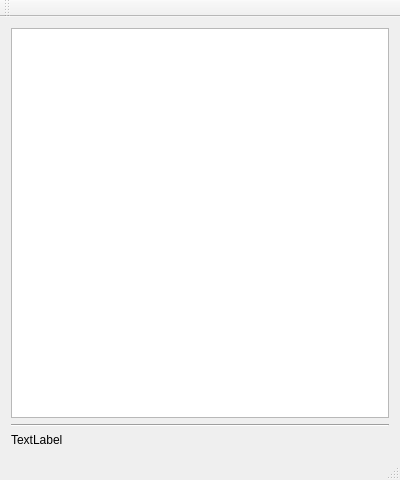
First picture: the form in mainwindow.ui, repository Praksitel/esu, before the edit.
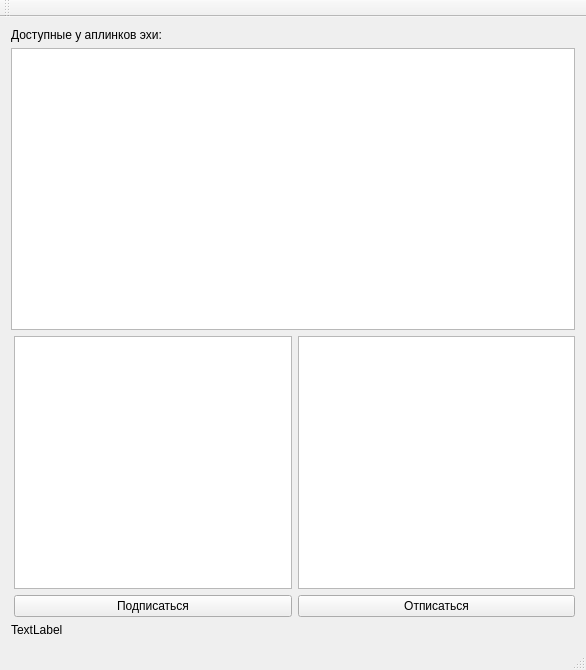
Second picture: the form after the edit.

Commit message: fix form layout, add controls, fix exit in no files

Patch:
```diff
--- a/mainwindow.ui
+++ b/mainwindow.ui
@@ -6,10 +6,22 @@
    <rect>
     <x>0</x>
     <y>0</y>
-    <width>400</width>
-    <height>480</height>
+    <width>586</width>
+    <height>670</height>
    </rect>
   </property>
+  <property name="sizePolicy">
+   <sizepolicy hsizetype="Minimum" vsizetype="Minimum">
+    <horstretch>0</horstretch>
+    <verstretch>0</verstretch>
+   </sizepolicy>
+  </property>
+  <property name="maximumSize">
+   <size>
+    <width>1900</width>
+    <height>1000</height>
+   </size>
+  </property>
   <property name="windowTitle">
    <string>MainWindow</string>
   </property>
@@ -18,15 +30,70 @@
     <item>
      <layout class="QVBoxLayout" name="verticalLayout">
       <item>
-       <widget class="QTableView" name="tv"/>
+       <widget class="QLabel" name="label">
+        <property name="text">
+         <string>Доступные у аплинков эхи:</string>
+        </property>
+       </widget>
       </item>
       <item>
-       <widget class="Line" name="line">
-        <property name="orientation">
-         <enum>Qt::Horizontal</enum>
+       <widget class="QListWidget" name="lw">
+        <property name="sizePolicy">
+         <sizepolicy hsizetype="Expanding" vsizetype="Expanding">
+          <horstretch>0</horstretch>
+          <verstretch>0</verstretch>
+         </sizepolicy>
         </property>
        </widget>
       </item>
+      <item>
+       <layout class="QHBoxLayout" name="horizontalLayout">
+        <item>
+         <spacer name="horizontalSpacer">
+          <property name="orientation">
+           <enum>Qt::Horizontal</enum>
+          </property>
+          <property name="sizeType">
+           <enum>QSizePolicy::Minimum</enum>
+          </property>
+          <property name="sizeHint" stdset="0">
+           <size>
+            <width>3</width>
+            <height>20</height>
+           </size>
+          </property>
+         </spacer>
+        </item>
+        <item>
+         <layout class="QVBoxLayout" name="verticalLayout_3">
+          <item>
+           <widget class="QListView" name="toSubscribe"/>
+          </item>
+          <item>
+           <widget class="QPushButton" name="subscribe">
+            <property name="text">
+             <string>Подписаться</string>
+            </property>
+           </widget>
+          </item>
+         </layout>
+        </item>
+        <item>
+         <layout class="QVBoxLayout" name="verticalLayout_4">
+          <item>
+           <widget class="QListView" name="toUnsibcscribe"/>
+          </item>
+          <item>
+           <widget class="QPushButton" name="unsubscribe">
+            <property name="text">
+             <string>Отписаться</string>
+            </property>
+           </widget>
+          </item>
+         </layout>
+        </item>
+       </layout>
+      </item>
       <item>
        <widget class="QLabel" name="log">
         <property name="text">
```
Left out of the diff: 4 changed lines with no effect on the pictures. The commit also changes 9 other files.
